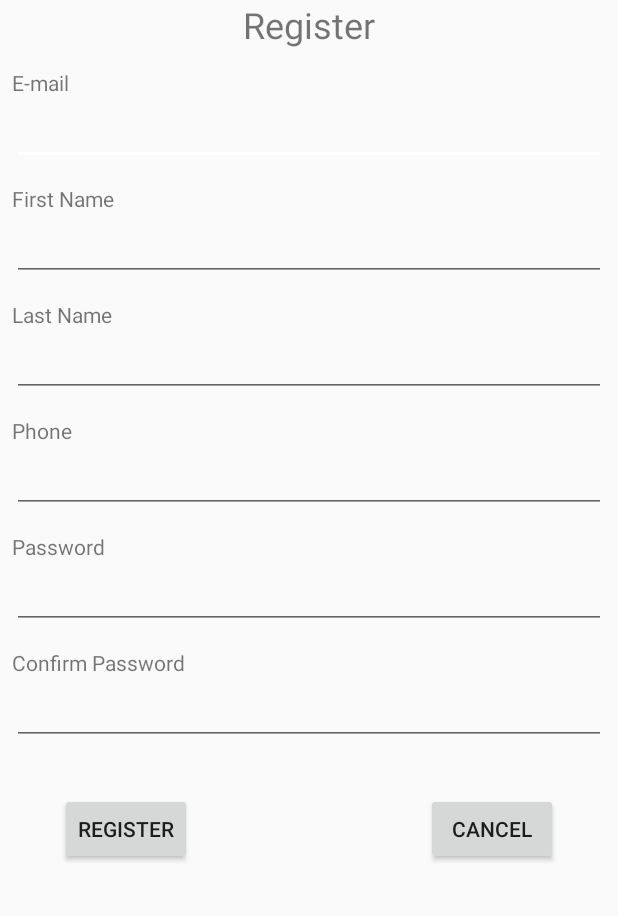
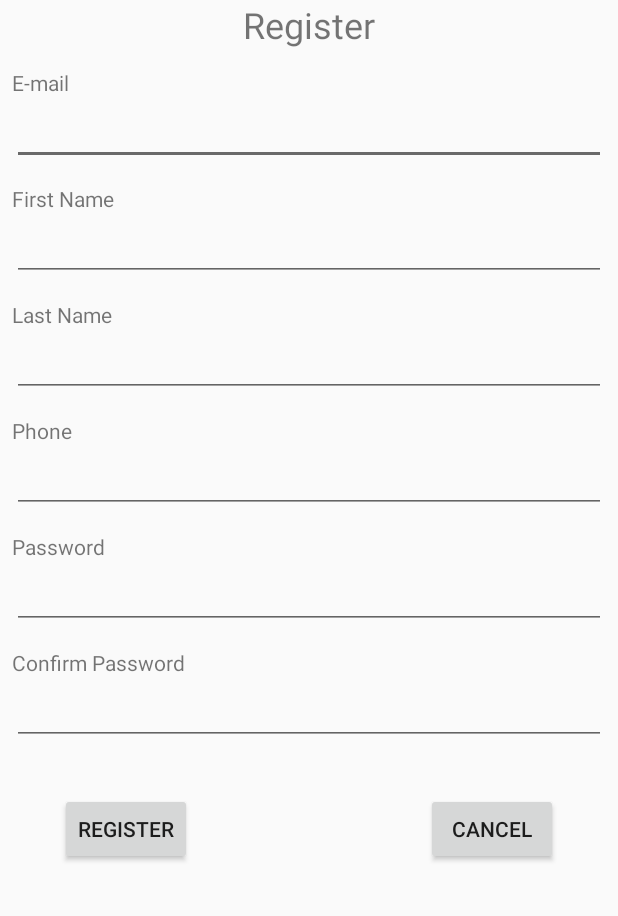
Before and after one commit to Udabanga/StyleOmega-CB007760, an Android app: the RegisterActivity screen opened directly, with no data from a screen before it, after a tap on "REGISTER", on a phone screen of 412 x 824 dp, the part 320-1236 px from its top. Run offline under Robolectric (Android 15) with nearby library versions, the phone set to English and light mode, and no system bars; our stand-ins replace Firebase (no records; nobody signed in at launch, a user with empty details on screens opened directly).

Commit message:
Implemented Progress Dialog boxes Fixed Colors

```diff
--- a/app/src/main/java/com/example/styleomega/RegisterActivity.java
+++ b/app/src/main/java/com/example/styleomega/RegisterActivity.java
@@ -1,5 +1,6 @@
 package com.example.styleomega;
 
+import android.app.ProgressDialog;
 import android.content.Intent;
 import android.os.Bundle;
 import android.text.TextUtils;
@@ -24,8 +25,8 @@ import com.google.firebase.database.ValueEventListener;
 public class RegisterActivity extends AppCompatActivity {
     private Button registerButton, cancelButton;
     private EditText inputEmail, inputFName, inputLName, inputPhone, inputPassword, inputCPassword;
+    private ProgressDialog dialog;
     private User user;
-    //private DatabaseReference myRef;
     private FirebaseAuth mAuth;
 
     @Override
@@ -41,6 +42,8 @@ public class RegisterActivity extends AppCompatActivity {
         inputPhone = (EditText) findViewById(R.id.registerPhone);
         inputPassword = (EditText) findViewById(R.id.registerPassword);
         inputCPassword = (EditText) findViewById(R.id.registerCPassword);
+
+
 
         cancelButton.setOnClickListener(new View.OnClickListener() {
             @Override
@@ -59,6 +62,12 @@ public class RegisterActivity extends AppCompatActivity {
                 String phone = (inputPhone.getText().toString().trim());
                 String password1= inputPassword.getText().toString().trim();
                 String password2= inputCPassword.getText().toString().trim();
+                dialog = new ProgressDialog(RegisterActivity.this);
+                dialog.setTitle("Loading");
+                dialog.setMessage("Setting up account");
+                dialog.setCanceledOnTouchOutside(false);
+
+
 
                 if(TextUtils.isEmpty(email)){
                     Toast.makeText(RegisterActivity.this, "Enter your E-mail", Toast.LENGTH_SHORT).show();
@@ -78,20 +87,22 @@ public class RegisterActivity extends AppCompatActivity {
                 if(TextUtils.isEmpty(password2)){
                     Toast.makeText(RegisterActivity.this, "Enter your Confirmed Password", Toast.LENGTH_SHORT).show();
                 }
-                //User user = new User(email, fName, lName, password1, phone);
                 else {
+                    dialog.show();
                     if(password1.equals(password2)){
                         validateUser(email, fName, lName, phone, password1, password2);
 
 
                     }
                     else {
+                        dialog.dismiss();
                         Toast.makeText(RegisterActivity.this, "Passwords do not match, try again", Toast.LENGTH_SHORT).show();
                         inputPassword.getText().clear();
                         inputCPassword.getText().clear();
 
                     }
                 }
+
             }
         });
     }
@@ -104,11 +115,13 @@ public class RegisterActivity extends AppCompatActivity {
             @Override
             public void onDataChange(@NonNull DataSnapshot dataSnapshot) {
                 if(dataSnapshot.child("User").child(email).exists()){
+                    dialog.dismiss();
                     Toast.makeText(RegisterActivity.this,"Account exists",Toast.LENGTH_LONG).show();
                 }
                 else{
                     User user = new User(email, fName, lName, password1, phone);
                     myRef.child("User").child(email).setValue(user);
+                    dialog.dismiss();
                     Toast.makeText(RegisterActivity.this,"Account created",Toast.LENGTH_LONG).show();
                     Intent intent = new Intent(RegisterActivity.this,LoginActivity.class);
                     startActivity(intent);
--- a/app/src/main/res/values/styles.xml
+++ b/app/src/main/res/values/styles.xml
@@ -5,7 +5,7 @@
         <!-- Customize your theme here. -->
         <item name="colorPrimary">@color/gray</item>
         <item name="colorPrimaryDark">@color/black</item>
-        <item name="colorAccent">@color/white</item>
+        <item name="colorAccent">@color/dim_gray</item>
     </style>
 
 </resources>
```
Also changed, not shown: app/src/main/java/com/example/styleomega/LoginActivity.java (+29 -2 lines).
